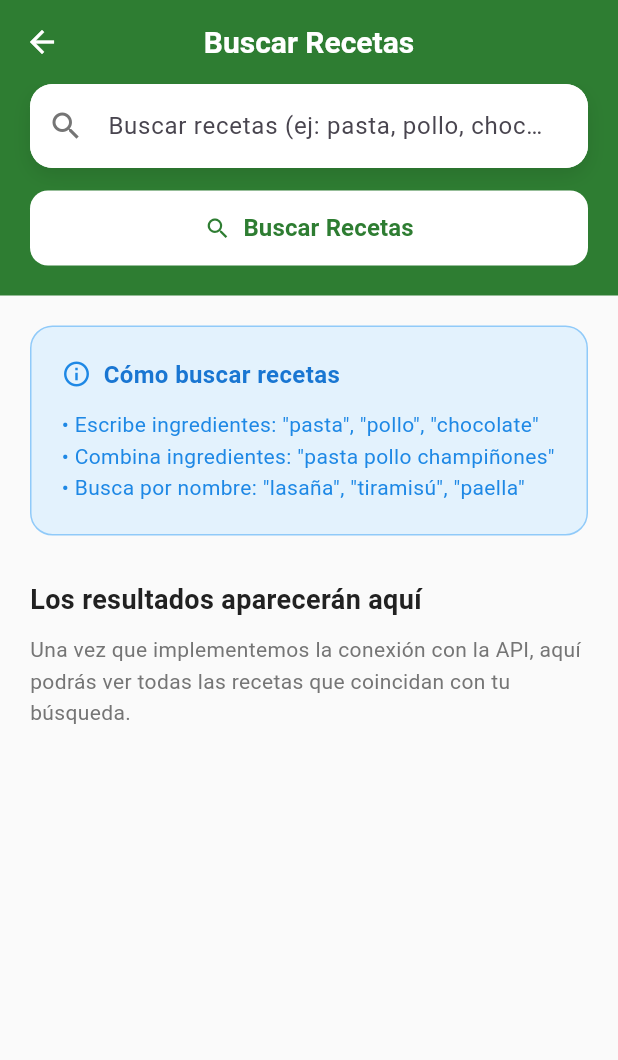
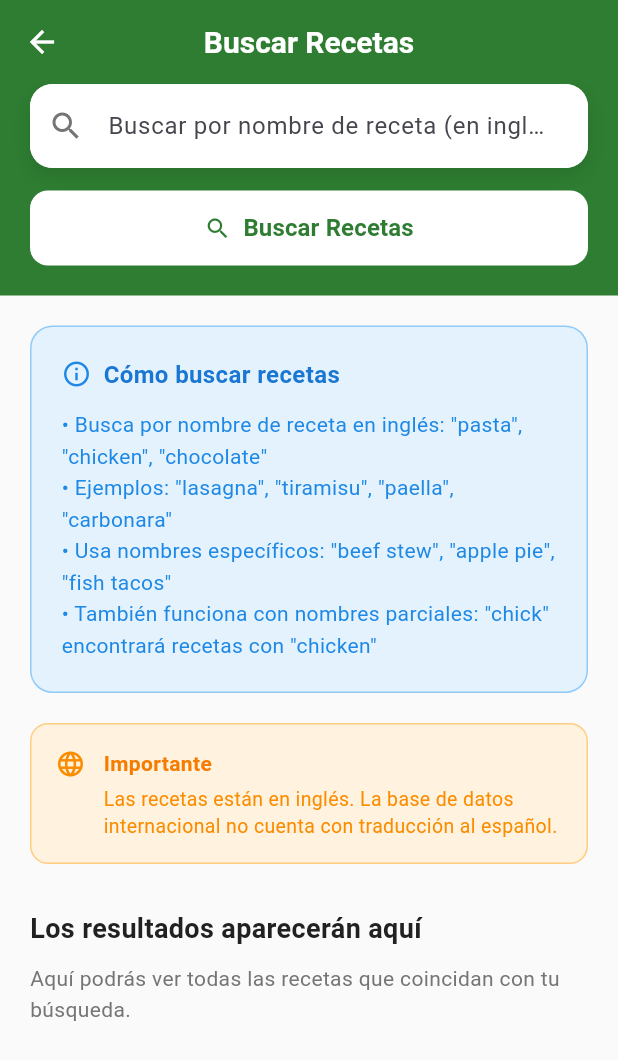
Before and after one commit to salda999/Cook_It_Moviles, a Flutter app: the SearchScreen screen opened directly, on a phone screen of 412 x 824 dp. Shown: the top 1060 px of the screen. Run offline on Flutter 3.47's test engine with Material 3 defaults, Android fonts, the phone set to English and light mode, and no system bars; network calls fail.

```diff
--- a/lib/screens/home/home_screen.dart
+++ b/lib/screens/home/home_screen.dart
@@ -66,7 +66,7 @@ class HomeScreen extends StatelessWidget {
                 },
                 readOnly: true,
                 decoration: InputDecoration(
-                  hintText: 'Buscar recetas...',
+                  hintText: 'Buscar recetas por nombre...',
                   prefixIcon: const Icon(
                     Icons.search,
                     color: AppTheme.textSecondaryColor,
--- a/lib/screens/recipe_detail/recipe_detail_screen.dart
+++ b/lib/screens/recipe_detail/recipe_detail_screen.dart
@@ -374,14 +374,11 @@ class _RecipeDetailScreenState extends State<RecipeDetailScreen>
                     color: AppTheme.primaryColor,
                     borderRadius: BorderRadius.circular(16),
                   ),
-                  child: Center(
-                    child: Text(
-                      '${index + 1}',
-                      style: const TextStyle(
-                        color: Colors.white,
-                        fontWeight: FontWeight.bold,
-                        fontSize: 16,
-                      ),
+                  child: const Center(
+                    child: Icon(
+                      Icons.restaurant_menu,
+                      color: Colors.white,
+                      size: 18,
                     ),
                   ),
                 ),
--- a/lib/screens/search/search_screen.dart
+++ b/lib/screens/search/search_screen.dart
@@ -88,7 +88,7 @@ class _SearchScreenState extends State<SearchScreen> {
                     decoration: InputDecoration(
                       hintText: widget.isRandomRecipe
                         ? 'Generando receta aleatoria...'
-                        : 'Buscar recetas (ej: pasta, pollo, chocolate)...',
+                        : 'Buscar por nombre de receta (en inglés)...',
                       prefixIcon: Icon(
                         widget.isRandomRecipe ? Icons.shuffle : Icons.search,
                         color: AppTheme.textSecondaryColor,
@@ -254,11 +254,61 @@ class _SearchScreenState extends State<SearchScreen> {
                 ),
                 const SizedBox(height: 12),
                 Text(
-                  '• Escribe ingredientes: "pasta", "pollo", "chocolate"\n• Combina ingredientes: "pasta pollo champiñones"\n• Busca por nombre: "lasaña", "tiramisú", "paella"',
+                  '• Busca por nombre de receta en inglés: "pasta", "chicken", "chocolate"\n• Ejemplos: "lasagna", "tiramisu", "paella", "carbonara"\n• Usa nombres específicos: "beef stew", "apple pie", "fish tacos"\n• También funciona con nombres parciales: "chick" encontrará recetas con "chicken"',
                   style: TextStyle(
                     fontSize: 14,
                     color: Colors.blue.shade600,
                     height: 1.5,
+                  ),
+                ),
+              ],
+            ),
+          ),
+
+          const SizedBox(height: 20),
+
+          // Nota importante sobre el idioma
+          Container(
+            padding: const EdgeInsets.all(16),
+            decoration: BoxDecoration(
+              color: Colors.orange.shade50,
+              borderRadius: BorderRadius.circular(12),
+              border: Border.all(
+                color: Colors.orange.shade200,
+                width: 1,
+              ),
+            ),
+            child: Row(
+              crossAxisAlignment: CrossAxisAlignment.start,
+              children: [
+                Icon(
+                  Icons.language,
+                  color: Colors.orange.shade600,
+                  size: 20,
+                ),
+                const SizedBox(width: 12),
+                Expanded(
+                  child: Column(
+                    crossAxisAlignment: CrossAxisAlignment.start,
+                    children: [
+                      Text(
+                        'Importante',
+                        style: TextStyle(
+                          fontSize: 14,
+                          fontWeight: FontWeight.w600,
+                          color: Colors.orange.shade700,
+                        ),
+                      ),
+                      const SizedBox(height: 4),
+                      Text(
+                        'Las recetas están en inglés. La base de datos internacional no cuenta con traducción al español.',
+                        style: TextStyle(
+                          fontSize: 13,
+                          color: Colors.orange.shade600,
+                          height: 1.4,
+                        ),
+                      ),
+                    ],
                   ),
                 ),
               ],
@@ -280,7 +330,7 @@ class _SearchScreenState extends State<SearchScreen> {
           const SizedBox(height: 10),
 
           const Text(
-            'Una vez que implementemos la conexión con la API, aquí podrás ver todas las recetas que coincidan con tu búsqueda.',
+            'Aquí podrás ver todas las recetas que coincidan con tu búsqueda.',
             style: TextStyle(
               fontSize: 14,
               color: AppTheme.textSecondaryColor,
```
